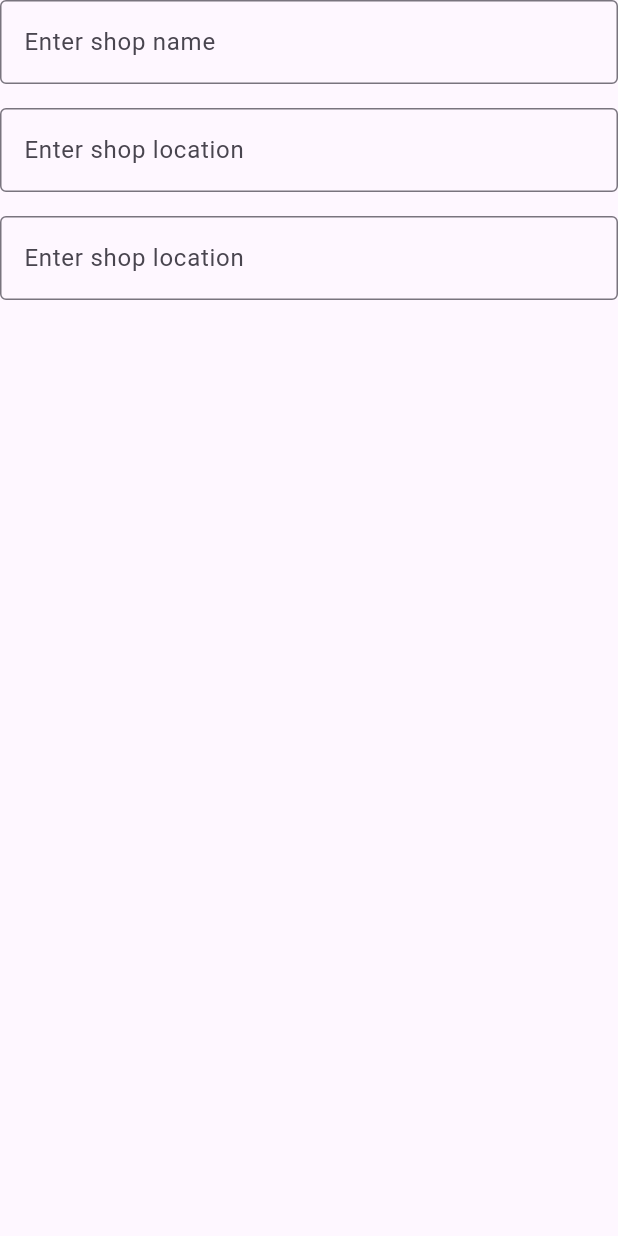
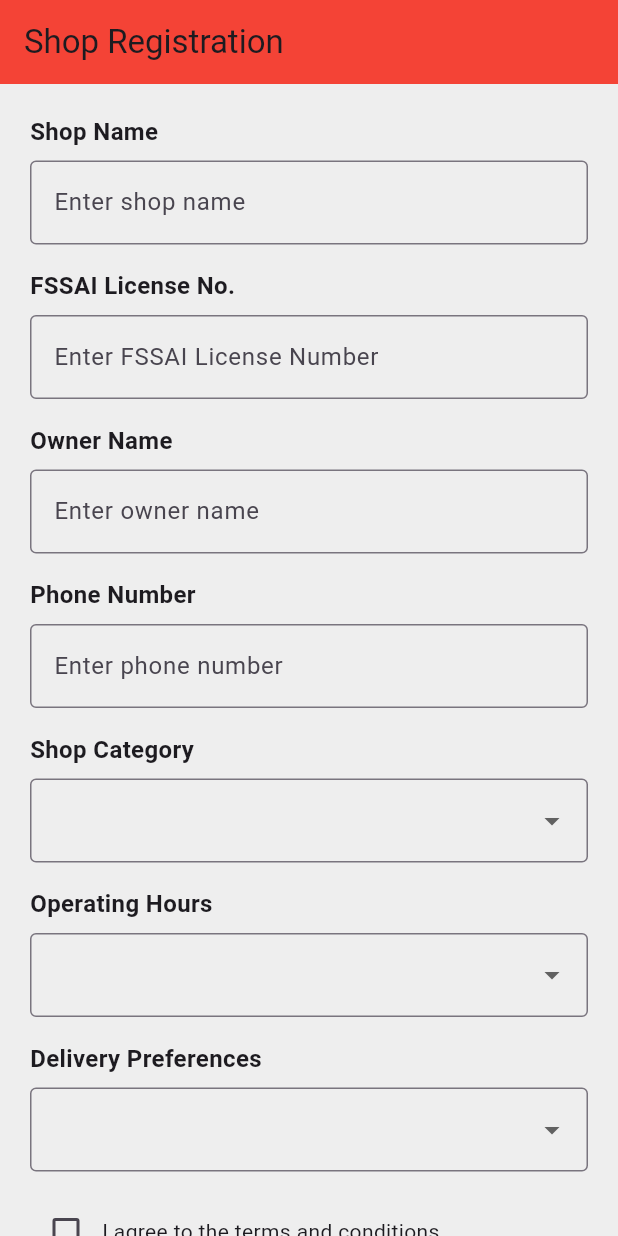
Before and after one commit to sanu00007/MIni-Project-, a Flutter app: the Shopreg screen opened directly, on a phone screen of 412 x 824 dp. Run offline on Flutter 3.47's test engine with Material 3 defaults, Android fonts, the phone set to English and light mode, and no system bars; our stand-ins replace firebase_auth, firebase_core, flutter_map, image_picker, latlong2; accounts and stored records are empty.

Commit message:
shop reg page updated

```diff
--- a/lib/shop_registration.dart
+++ b/lib/shop_registration.dart
@@ -1,4 +1,3 @@
-import 'package:farefinale/widgets/textfield.dart';
 import 'package:flutter/material.dart';
 
 class Shopreg extends StatefulWidget {
@@ -10,54 +9,196 @@ class Shopreg extends StatefulWidget {
 
 class _ShopregState extends State<Shopreg> {
   final _shopNameController = TextEditingController();
-  final _shopLocationController = TextEditingController();
+  final _shopRegNoController = TextEditingController();
+  final _ownerNameController = TextEditingController();
+  final _phoneNoController = TextEditingController();
+  String _selectedCategory = '';
+  String _selectedOperatingHours = '';
+  String _selectedDeliveryPreference = '';
+  bool _termsAndConditionsAccepted = false;
 
   @override
   void dispose() {
     _shopNameController.dispose();
-    _shopLocationController.dispose();
+    _shopRegNoController.dispose();
+    _ownerNameController.dispose();
+    _phoneNoController.dispose();
     super.dispose();
   }
 
   @override
   Widget build(BuildContext context) {
     return Scaffold(
-      body: SafeArea(
-        child: SingleChildScrollView(
-          // Wrap with SingleChildScrollView
-          child: Container(
-            child: const Column(
-              crossAxisAlignment: CrossAxisAlignment.center,
+      backgroundColor: Colors.grey[200],
+      appBar: AppBar(
+        title: Text('Shop Registration'),
+        backgroundColor: Colors.red,
+      ),
+      body: SingleChildScrollView(
+        child: Padding(
+          padding: const EdgeInsets.all(20.0),
+          child: Column(
+            crossAxisAlignment: CrossAxisAlignment.start,
             children: [
-                // Adjusted spacing
-                TextField(
-                  //controller: _shopNameController,
+              Text(
+                'Shop Name',
+                style: TextStyle(fontSize: 16, fontWeight: FontWeight.bold),
+              ),
+              SizedBox(height: 8),
+              TextFormField(
+                controller: _shopNameController,
                 decoration: InputDecoration(
+                  border: OutlineInputBorder(),
                   hintText: 'Enter shop name',
-                    border: OutlineInputBorder(),
                 ),
               ),
-
-                const SizedBox(height: 16),
-
-                TextField(
-                  //controller: _shopNameController,
+              SizedBox(height: 16),
+              Text(
+                'FSSAI License No.',
+                style: TextStyle(fontSize: 16, fontWeight: FontWeight.bold),
+              ),
+              SizedBox(height: 8),
+              TextFormField(
+                controller: _shopRegNoController,
                 decoration: InputDecoration(
-                    hintText: 'Enter shop location',
                   border: OutlineInputBorder(),
+                  hintText: 'Enter FSSAI License Number',
                 ),
               ),
-                const SizedBox(height: 16),
-
-                TextField(
-                  //controller: _shopNameController,
+              SizedBox(height: 16),
+              Text(
+                'Owner Name',
+                style: TextStyle(fontSize: 16, fontWeight: FontWeight.bold),
+              ),
+              SizedBox(height: 8),
+              TextFormField(
+                controller: _ownerNameController,
                 decoration: InputDecoration(
-                    hintText: 'Enter shop location',
                   border: OutlineInputBorder(),
+                  hintText: 'Enter owner name',
                 ),
-                ), // Adjusted spacing
+              ),
+              SizedBox(height: 16),
+              Text(
+                'Phone Number',
+                style: TextStyle(fontSize: 16, fontWeight: FontWeight.bold),
+              ),
+              SizedBox(height: 8),
+              TextFormField(
+                controller: _phoneNoController,
+                decoration: InputDecoration(
+                  border: OutlineInputBorder(),
+                  hintText: 'Enter phone number',
+                ),
+                keyboardType: TextInputType.phone,
+              ),
+              SizedBox(height: 16),
+              Text(
+                'Shop Category',
+                style: TextStyle(fontSize: 16, fontWeight: FontWeight.bold),
+              ),
+              SizedBox(height: 8),
+              DropdownButtonFormField<String>(
+                value: _selectedCategory,
+                onChanged: (newValue) {
+                  setState(() {
+                    _selectedCategory = newValue!;
+                  });
+                },
+                items: <String>['', 'Groceries', 'Fresh Produce', 'Baked Goods']
+                    .map<DropdownMenuItem<String>>((String value) {
+                  return DropdownMenuItem<String>(
+                    value: value,
+                    child: Text(value),
+                  );
+                }).toList(),
+                decoration: InputDecoration(
+                  border: OutlineInputBorder(),
+                  hintText: 'Select shop category',
+                ),
+              ),
+              SizedBox(height: 16),
+              Text(
+                'Operating Hours',
+                style: TextStyle(fontSize: 16, fontWeight: FontWeight.bold),
+              ),
+              SizedBox(height: 8),
+              DropdownButtonFormField<String>(
+                value: _selectedOperatingHours,
+                onChanged: (newValue) {
+                  setState(() {
+                    _selectedOperatingHours = newValue!;
+                  });
+                },
+                items: <String>['', 'Morning', 'Afternoon', 'Evening']
+                    .map<DropdownMenuItem<String>>((String value) {
+                  return DropdownMenuItem<String>(
+                    value: value,
+                    child: Text(value),
+                  );
+                }).toList(),
+                decoration: InputDecoration(
+                  border: OutlineInputBorder(),
+                  hintText: 'Select operating hours',
+                ),
+              ),
+              SizedBox(height: 16),
+              Text(
+                'Delivery Preferences',
+                style: TextStyle(fontSize: 16, fontWeight: FontWeight.bold),
+              ),
+              SizedBox(height: 8),
+              DropdownButtonFormField<String>(
+                value: _selectedDeliveryPreference,
+                onChanged: (newValue) {
+                  setState(() {
+                    _selectedDeliveryPreference = newValue!;
+                  });
+                },
+                items: <String>['', 'Scheduled Delivery', 'On-Demand Delivery']
+                    .map<DropdownMenuItem<String>>((String value) {
+                  return DropdownMenuItem<String>(
+                    value: value,
+                    child: Text(value),
+                  );
+                }).toList(),
+                decoration: InputDecoration(
+                  border: OutlineInputBorder(),
+                  hintText: 'Select delivery preferences',
+                ),
+              ),
+              SizedBox(height: 16),
+              Row(
+                children: [
+                  Checkbox(
+                    value: _termsAndConditionsAccepted,
+                    onChanged: (value) {
+                      setState(() {
+                        _termsAndConditionsAccepted = value!;
+                      });
+                    },
+                  ),
+                  Text(
+                    'I agree to the terms and conditions',
+                    style: TextStyle(fontSize: 14),
+                  ),
                 ],
               ),
+              SizedBox(height: 16),
+              Center(
+                child: ElevatedButton(
+                  onPressed: () {
+                    // Add your logic to register the shop
+                  },
+                  child: Text('Register Shop'),
+                  style: ElevatedButton.styleFrom(
+                    backgroundColor: Colors.red,
+                    textStyle: TextStyle(fontSize: 18),
+                    padding: EdgeInsets.symmetric(horizontal: 40, vertical: 16),
+                  ),
+                ),
+              ),
+            ],
           ),
         ),
       ),
```
Lines whose indentation alone changed are shown as unchanged.
